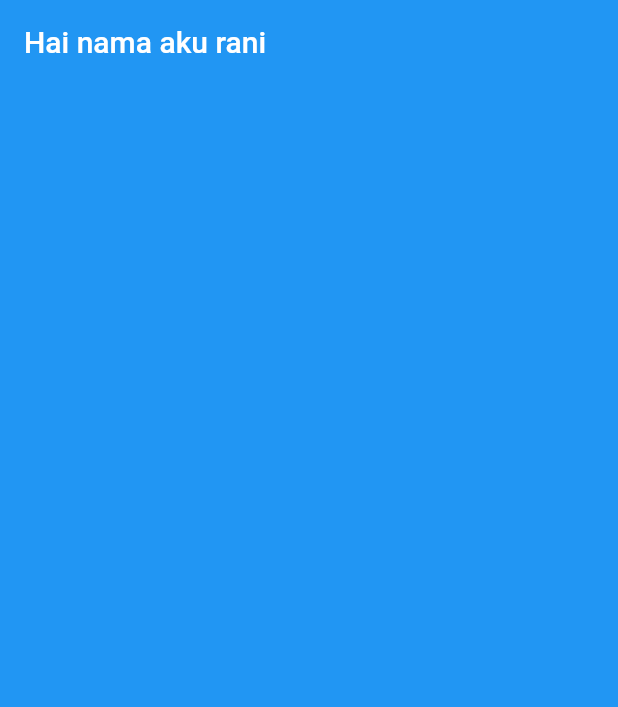
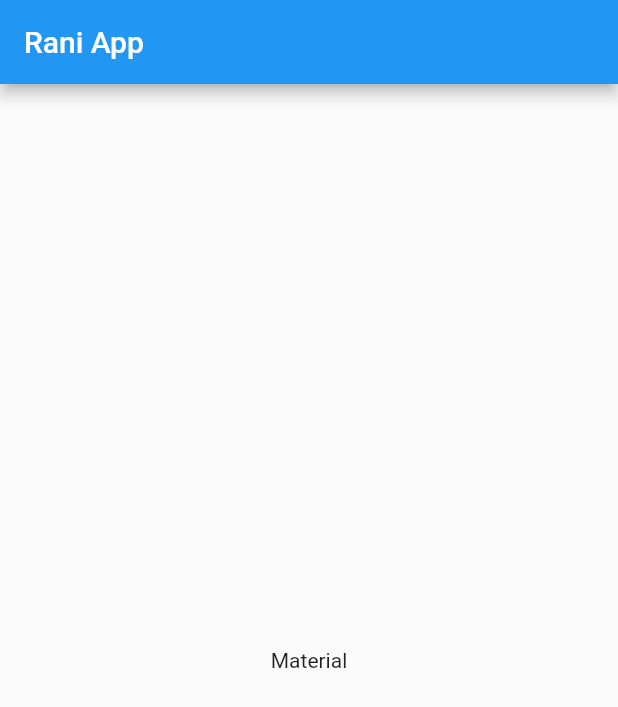
Before and after one commit to mustikachairani/flutter_mustika-chairani, a Flutter app: the screen it shows after launch, on a phone screen of 412 x 824 dp. Shown: the top 707 px of the screen. Run offline on Flutter 3.47's test engine with Material 2 defaults, Android fonts, the phone set to English and light mode, and no system bars.

Commit message:
create main_ios.dart

```diff
--- a/08_Introduction Flutter Widget/Praktikum/latihan/rani/lib/main.dart
+++ b/08_Introduction Flutter Widget/Praktikum/latihan/rani/lib/main.dart
@@ -11,8 +11,13 @@ class HelloWorld extends StatelessWidget {
   @override
   Widget build(BuildContext context) {
     return MaterialApp(
-      home: AppBar(
-        title: const Text('Hai nama aku rani'),
+      home: Scaffold(
+        appBar: AppBar(
+          title: Text('Rani App'),
+        ),
+        body: Center(
+          child: Text('Material'),
+        ),
       ),
     );
   }
--- /dev/null
+++ b/08_Introduction Flutter Widget/Praktikum/latihan/rani/lib/main_ios.dart
@@ -0,0 +1,25 @@
+
+import 'package:flutter/cupertino.dart';
+
+void main() {
+  runApp(const HelloWorld());
+}
+
+class HelloWorld extends StatelessWidget {
+  const HelloWorld({super.key});
+
+  // This widget is the root of your application.
+  @override
+ Widget build(BuildContext context) {
+    return CupertinoApp(
+      home: CupertinoPageScaffold(
+        navigationBar: CupertinoNavigationBar(
+          middle: Text('Cupertino Aku'), // Judul di navigation bar
+        ),
+        child: Center(
+          child: Text('Cupertino Aku'), // Teks di tengah halaman
+        ),
+      ),
+    );
+  }
+}
```
